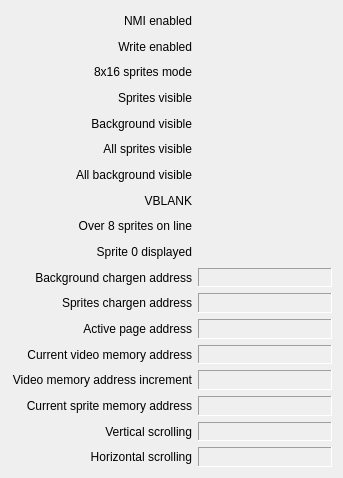
Above: gui/forms/ppu_state.ui from kb1p/db1mu before the change. Below: the same form after it.
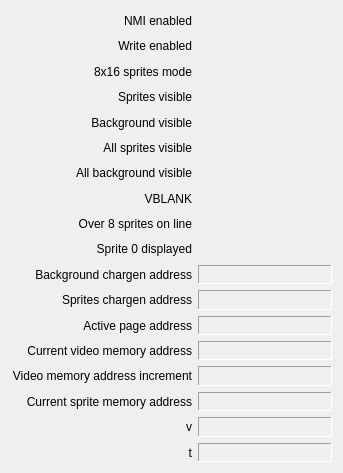
That is the form after the change.

Commit message: GUI: updated PPU state indicator dialog

```diff
--- a/gui/forms/ppu_state.ui
+++ b/gui/forms/ppu_state.ui
@@ -7,7 +7,7 @@
     <x>0</x>
     <y>0</y>
     <width>343</width>
-    <height>478</height>
+    <height>473</height>
    </rect>
   </property>
   <property name="windowTitle">
@@ -362,7 +362,7 @@
    <item row="16" column="0">
     <widget class="QLabel" name="label_16">
      <property name="text">
-      <string>Vertical scrolling</string>
+      <string>v</string>
      </property>
      <property name="alignment">
       <set>Qt::AlignRight|Qt::AlignTrailing|Qt::AlignVCenter</set>
@@ -385,7 +385,7 @@
    <item row="17" column="0">
     <widget class="QLabel" name="label_17">
      <property name="text">
-      <string>Horizontal scrolling</string>
+      <string>t</string>
      </property>
      <property name="alignment">
       <set>Qt::AlignRight|Qt::AlignTrailing|Qt::AlignVCenter</set>
```
Left out of the diff: 4 changed lines with no effect on the pictures. The commit also changes 1 other file.
